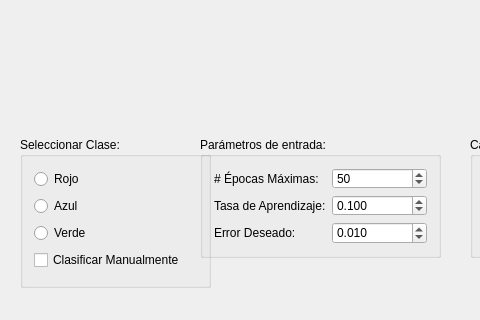
This is mainwindow.ui in Adriantega12/MLP as Qt 5 draws it before an edit; both pictures show x 0 to 480 and y 320 to 640 of the 900 by 640 pixel window. The edited form follows.
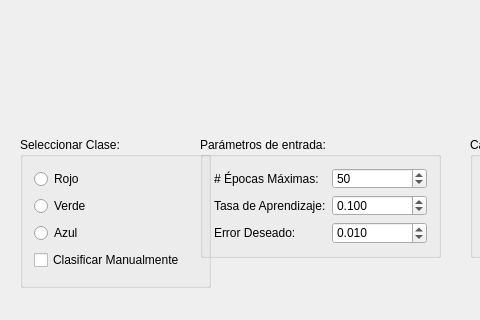
This is the edited form. Custom widgets are drawn as their Qt base class.

```diff
--- a/mainwindow.ui
+++ b/mainwindow.ui
@@ -55,16 +55,16 @@
       </widget>
      </item>
      <item>
-      <widget class="QRadioButton" name="blueRB">
+      <widget class="QRadioButton" name="greenRB">
        <property name="text">
-        <string>Azul</string>
+        <string>Verde</string>
        </property>
       </widget>
      </item>
      <item>
-      <widget class="QRadioButton" name="greenRB">
+      <widget class="QRadioButton" name="blueRB">
        <property name="text">
-        <string>Verde</string>
+        <string>Azul</string>
        </property>
       </widget>
      </item>
```
